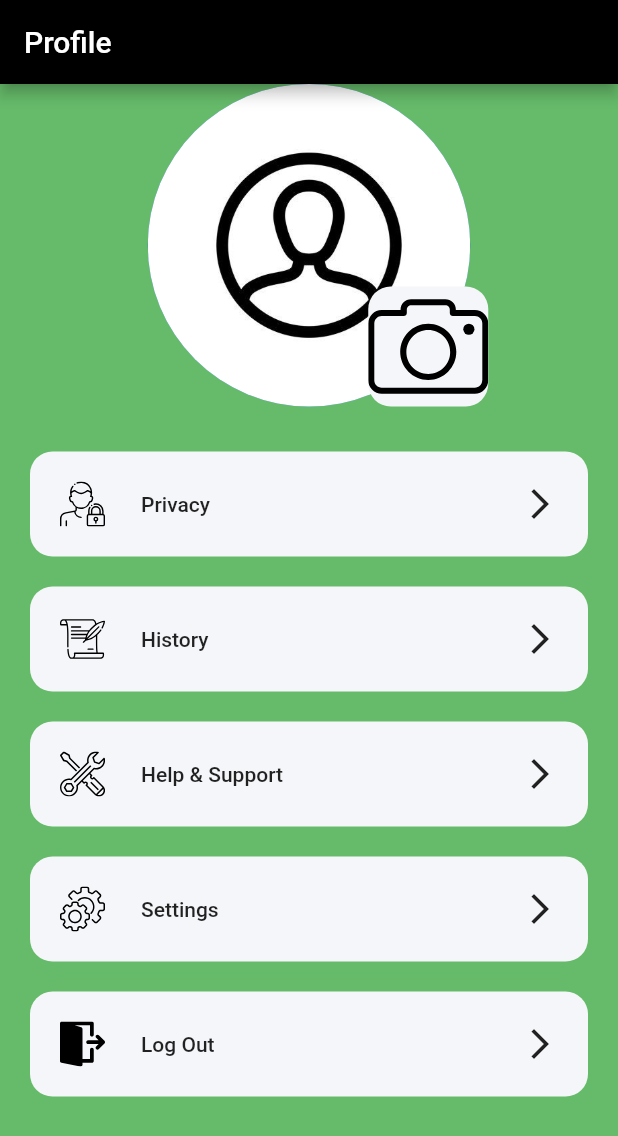
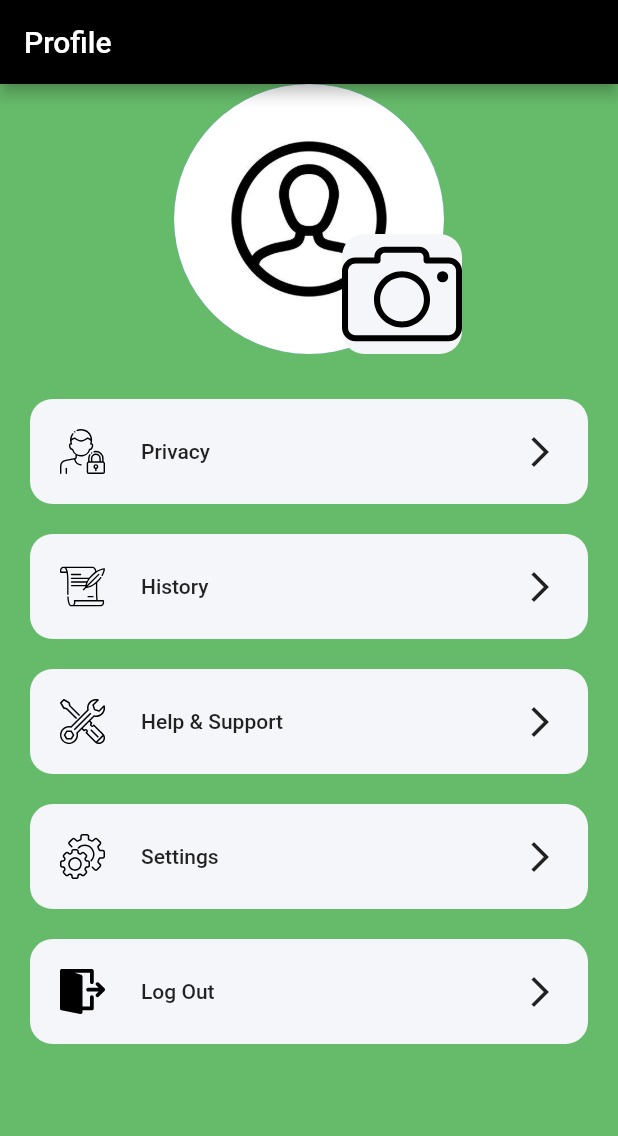
Before and after one commit to KuhuChawla/First-Flutter-Project-, a Flutter app: the screen it shows after launch, on a phone screen of 412 x 824 dp. Shown: the top 1136 px of the screen. Run offline on Flutter 3.47's test engine with Material 2 defaults, Android fonts, the phone set to English and light mode, and no system bars; our stand-ins replace flutter_svg.

Commit message:
Update profilepic.dart

```diff
--- a/lib/profilepic.dart
+++ b/lib/profilepic.dart
@@ -9,8 +9,8 @@ class ProfilePic extends StatelessWidget {
   @override
   Widget build(BuildContext context) {
     return SizedBox(
-      height: 215,
-      width: 215,
+      height: 180,
+      width: 180,
       child: Stack(
         fit: StackFit.expand,
         overflow: Overflow.visible,
```
